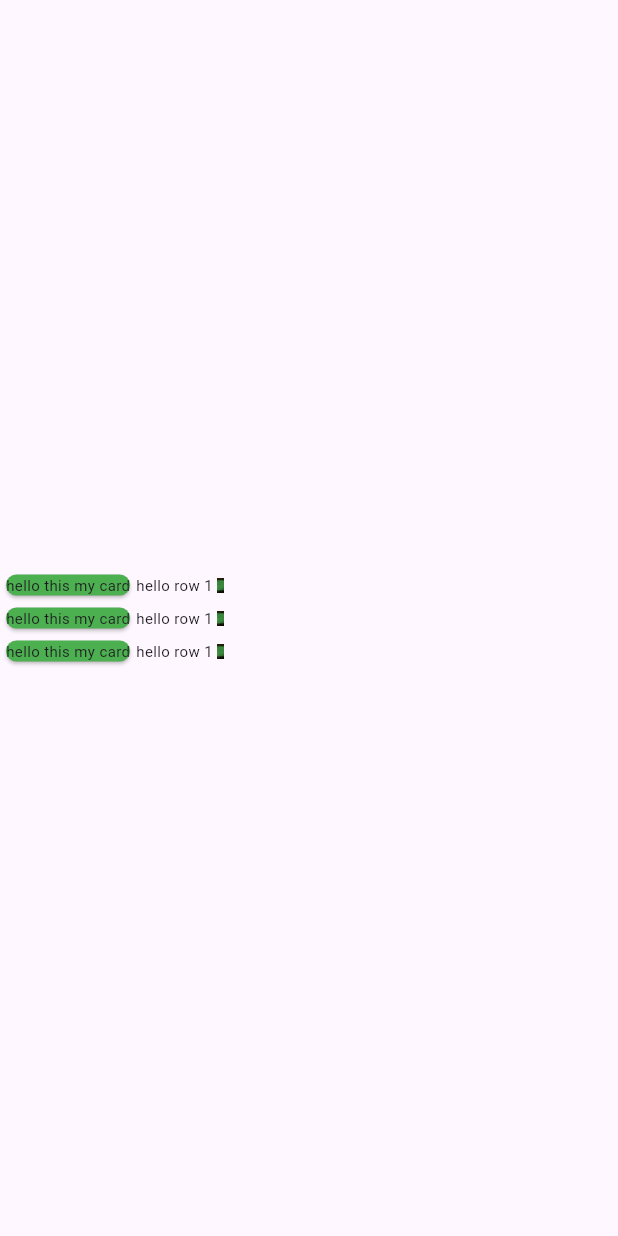
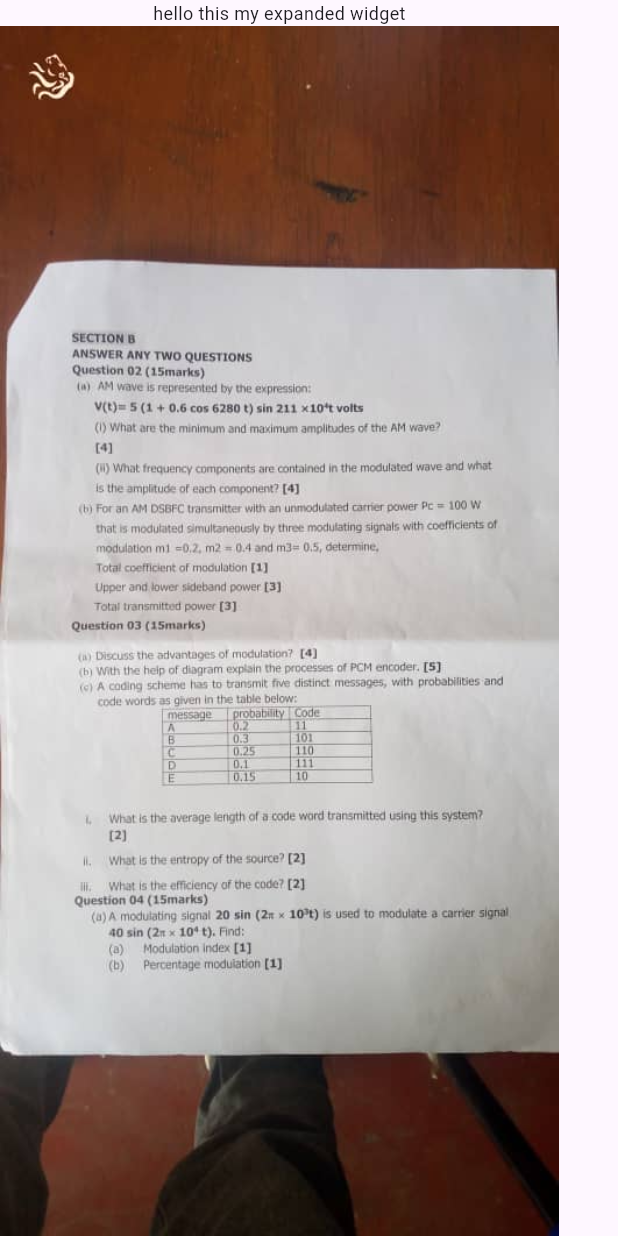
Before and after one commit to kubwimanav/flutter-app, a Flutter app: the screen it shows after launch, on a phone screen of 412 x 824 dp. Run offline on Flutter 3.47's test engine with Material 3 defaults, Android fonts, the phone set to English and light mode, and no system bars.

Commit message:
expanded windget

```diff
--- /dev/null
+++ b/lib/Expand.dart
@@ -0,0 +1,29 @@
+import 'package:flutter/material.dart';
+
+class Expand extends StatelessWidget {
+  const Expand({super.key});
+
+  @override
+  Widget build(BuildContext context) {
+    return Scaffold(
+      body: Column(
+        children: [
+          Container(
+            child: const Text(
+              'hello this my expanded widget',
+              style: TextStyle(
+                fontSize: 12,
+                fontStyle: FontStyle.normal,
+              ),
+            ),
+          ),
+         Expanded(
+          child: Image.asset('assets/What.jpeg',
+           fit: BoxFit.fitHeight,
+           alignment: Alignment.bottomCenter,
+         ))
+        ],
+      ),
+    );
+  }
+}
--- a/lib/Home.dart
+++ b/lib/Home.dart
@@ -6,8 +6,8 @@ class Home extends StatelessWidget {
   @override
   Widget build(BuildContext context) {
     return Container(
-      margin: EdgeInsets.fromLTRB(20, 20, 20, 20),
-      padding: EdgeInsets.all(20),
+      margin: const EdgeInsets.fromLTRB(20, 20, 20, 20),
+      padding: const EdgeInsets.all(20),
       width: 200,
       height: 100,
       color: Colors.green,
--- a/lib/main.dart
+++ b/lib/main.dart
@@ -1,7 +1,7 @@
 import 'package:flutter/material.dart';
-import 'package:flutter_application_1/Combine.dart';
+import 'package:flutter_application_1/Expand.dart';
 void main() {
   runApp( const MaterialApp(
-      home: Combine(),
+      home: Expand(),
   ));
 }
```
Also changed, not shown: 1 other file.
